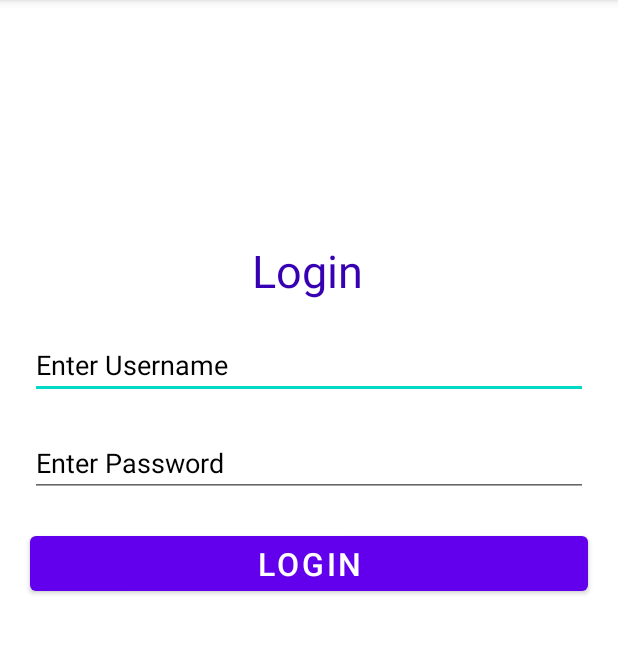
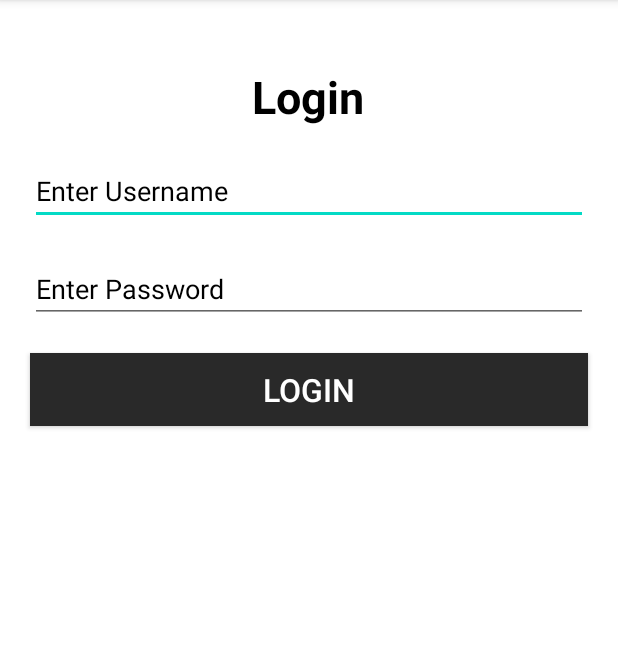
Before and after one commit to Sayyed-Abrar-Akhtar/SoftUser, an Android app: the screen it shows after launch (MainActivity), on a phone screen of 412 x 824 dp, the part 84-738 px from its top. Run offline under Robolectric (Android 15) with nearby library versions, the phone set to English and light mode, and no system bars.

Commit message:
Final commit

```diff
--- a/app/src/main/java/com/sayyed/softuser/MainActivity.kt
+++ b/app/src/main/java/com/sayyed/softuser/MainActivity.kt
@@ -6,6 +6,7 @@ import android.os.Bundle
 import android.widget.Button
 import android.widget.EditText
 import android.widget.Toast
+import com.sayyed.softuser.model.StudentsList
 
 class MainActivity : AppCompatActivity() {
     private lateinit var etUsername: EditText
@@ -28,6 +29,9 @@ class MainActivity : AppCompatActivity() {
             if (etUsername.text.toString() == username && etPassword.text.toString() == password) {
                 val intent = Intent(this, DashboardActivity::class.java)
                 startActivity(intent)
+                val students =  StudentsList()
+                students.preLoadData()
+
             } else {
                 Toast.makeText(this, "Username and password did not matched!!", Toast.LENGTH_LONG).show()
             }
--- a/app/src/main/java/com/sayyed/softuser/fragments/HomeFragment.kt
+++ b/app/src/main/java/com/sayyed/softuser/fragments/HomeFragment.kt
@@ -11,13 +11,15 @@ import androidx.recyclerview.widget.LinearLayoutManager
 import androidx.recyclerview.widget.RecyclerView
 import com.sayyed.softuser.R
 import com.sayyed.softuser.adapter.StudentAdapter
+import com.sayyed.softuser.model.StudentModel
 import com.sayyed.softuser.model.StudentsList
 
 
 class HomeFragment : Fragment() {
 
     private var listStudent = StudentsList().getStudentList()
-   private lateinit var recyclerView: RecyclerView
+    private lateinit var recyclerView: RecyclerView
+
 
     override fun onCreate(savedInstanceState: Bundle?) {
         super.onCreate(savedInstanceState)
@@ -35,6 +37,7 @@ class HomeFragment : Fragment() {
 
         val context = activity as AppCompatActivity
 
+
         val adapter = StudentAdapter(listStudent, context)
 
         val layoutManager = LinearLayoutManager(context)
@@ -46,4 +49,5 @@ class HomeFragment : Fragment() {
     }
 
 
+
 }
--- a/app/src/main/res/layout/activity_main.xml
+++ b/app/src/main/res/layout/activity_main.xml
@@ -10,11 +10,13 @@
         android:id="@+id/tvLogin"
         android:layout_width="wrap_content"
         android:layout_height="wrap_content"
-        android:layout_marginTop="160dp"
+        android:layout_marginTop="44dp"
         android:gravity="center"
         android:text="Login"
+        android:textAllCaps="false"
+        android:textColor="@color/black"
         android:textSize="30sp"
-        android:textColor="@color/design_default_color_primary_dark"
+        android:textStyle="bold"
         app:layout_constraintEnd_toEndOf="parent"
         app:layout_constraintHorizontal_bias="0.498"
         app:layout_constraintStart_toStartOf="parent"
@@ -47,13 +49,19 @@
 
     <Button
         android:id="@+id/btnLogin"
+        style="@style/Widget.AppCompat.Button.Colored"
         android:layout_width="match_parent"
         android:layout_height="wrap_content"
         android:layout_margin="20dp"
+        android:background="#3A3A3A"
+        android:text="Login"
+        android:textColor="#FFFFFF"
         android:textSize="21sp"
-        android:text="Login"
+        app:backgroundTint="#292929"
+        app:cornerRadius="?android:attr/buttonCornerRadius"
         app:layout_constraintEnd_toEndOf="parent"
         app:layout_constraintHorizontal_bias="0.473"
         app:layout_constraintStart_toStartOf="parent"
-        app:layout_constraintTop_toBottomOf="@+id/etPassword" />
+        app:layout_constraintTop_toBottomOf="@+id/etPassword"
+        app:strokeColor="#000000" />
 </androidx.constraintlayout.widget.ConstraintLayout>
```
Also changed, not shown: app/src/main/java/com/sayyed/softuser/model/StudentsList.kt (+34 -0 lines), app/src/main/res/layout/student_layout.xml (+13 -6 lines).
